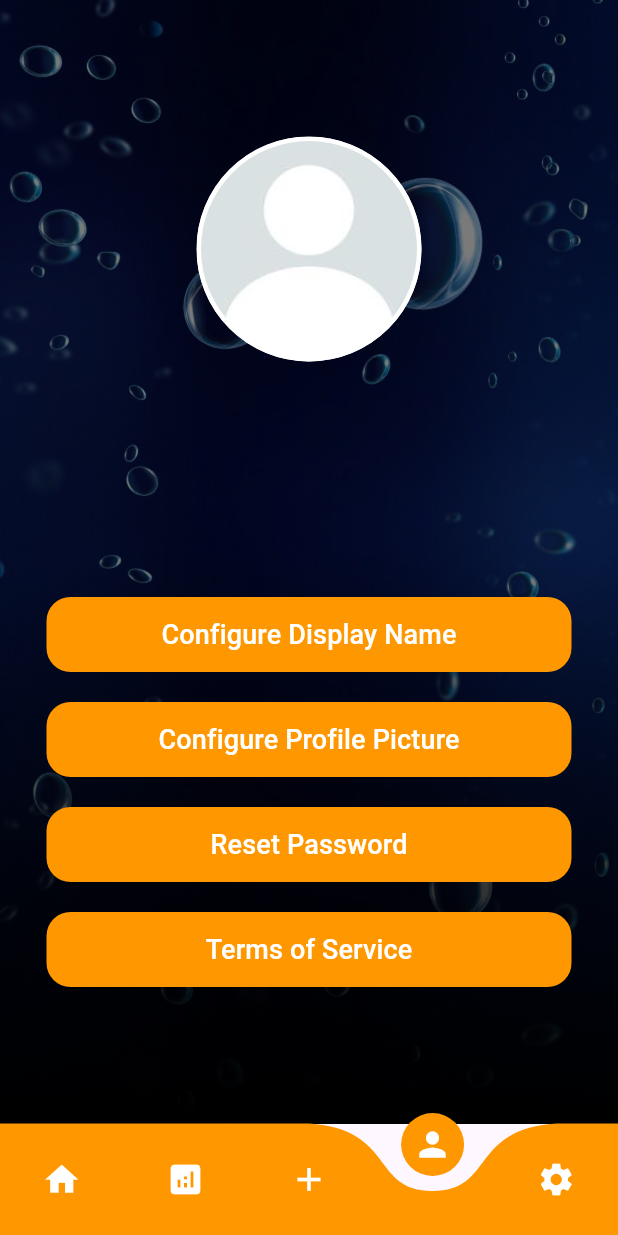
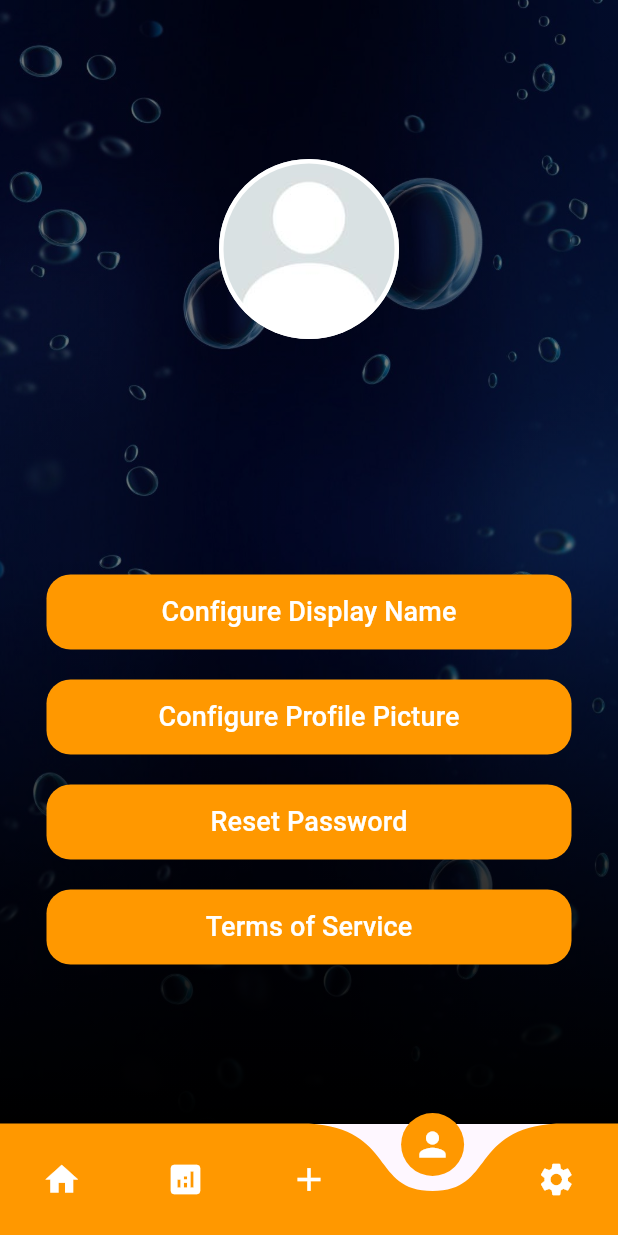
Before and after one commit to st8farmfromjake/hook, a Flutter app: the screen it shows once a user with an empty profile is signed in, swiped to page 4, on a phone screen of 412 x 824 dp. Run offline on Flutter 3.47's test engine with Material 3 defaults, Android fonts, the phone set to English and light mode, and no system bars; drawn by our look-alikes of curved_navigation_bar; our stand-ins replace firebase_auth, firebase_core; missing offline and left inert: mailer; accounts and stored records are empty; generated files the repository leaves out were written again; network calls fail.

Commit message:
Profile Update

```diff
--- a/lib/pages/profile_page.dart
+++ b/lib/pages/profile_page.dart
@@ -12,13 +12,14 @@ class ProfilePage extends StatefulWidget {
 
 final FirebaseAuth auth = FirebaseAuth.instance;
 String curImage = 'assets/pfp.jpg';
+final User user = FirebaseAuth.instance.currentUser!;
+String displayName = user.displayName.toString();
+String email = user.email.toString();
+
 
 class _ProfilePageState extends State<ProfilePage> {
   @override
   Widget build(BuildContext context) {
-  final User user = FirebaseAuth.instance.currentUser!;
-  String displayName = user.displayName.toString();
-  String email = user.email.toString();
 
   var displayNameController = TextEditingController();
   var passwordController = TextEditingController();
@@ -37,8 +38,8 @@ class _ProfilePageState extends State<ProfilePage> {
                       mainAxisSize: MainAxisSize.min,
                       children: [
                         Container(
-                          width: 150,
-                          height: 150,
+                          width: 120,
+                          height: 120,
                           decoration: BoxDecoration(
                             shape: BoxShape.circle,
                             border: const Border.symmetric(
@@ -97,11 +98,10 @@ class _ProfilePageState extends State<ProfilePage> {
                                   actionsAlignment: MainAxisAlignment.center,
                                   actions: [
                                     OutlinedButton(
-                                      onPressed: () async {
-
+                                      onPressed: () {
                                         var newDisplayName = displayNameController.text;
                                         user.updateDisplayName(newDisplayName);
-
+                                        displayName = newDisplayName;
 
                                         setState(() {});
                                         Navigator.pop(context);
```
